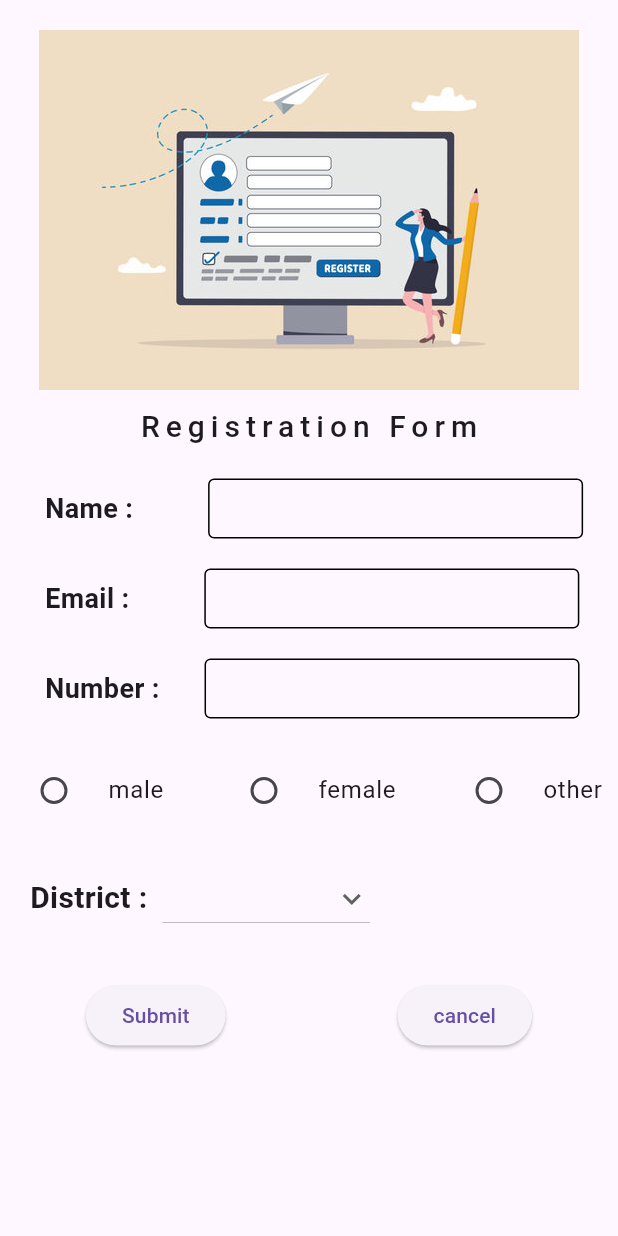
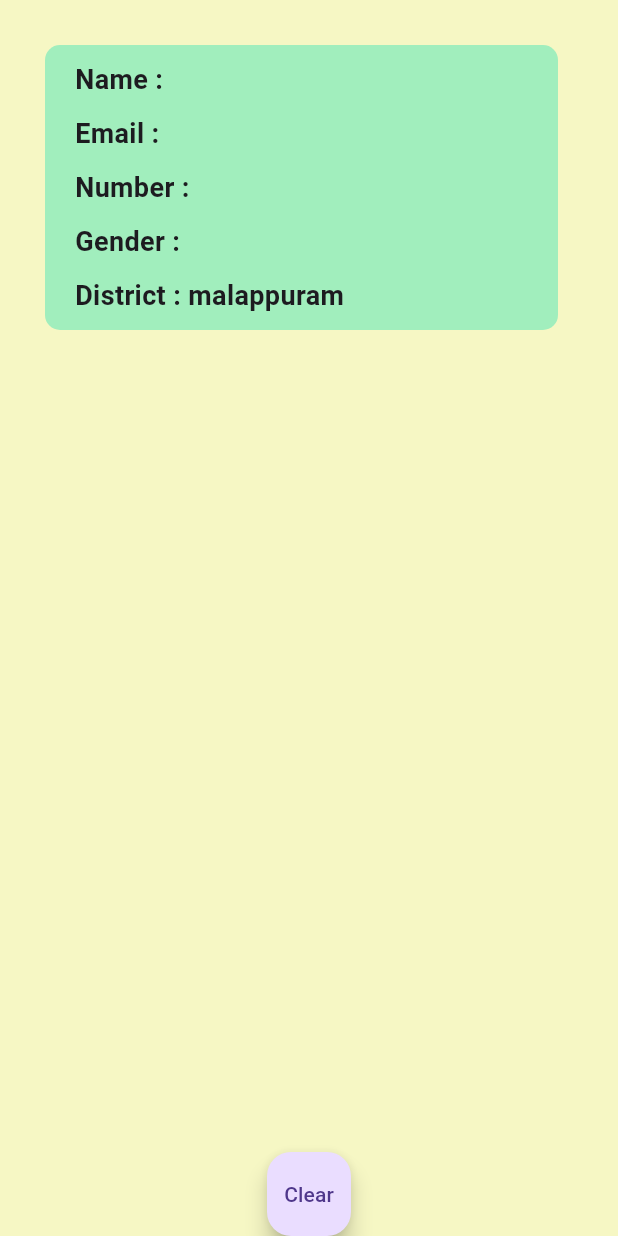
Before and after one commit to Fuaad81/regitstration_form, a Flutter app: the screen it shows after launch, after a tap on "Submit", on a phone screen of 412 x 824 dp. Run offline on Flutter 3.47's test engine with Material 3 defaults, Android fonts, the phone set to English and light mode, and no system bars.

Commit message:
ragistration_form

```diff
--- /dev/null
+++ b/lib/details.dart
@@ -0,0 +1,143 @@
+// ignore_for_file: prefer_const_constructors, prefer_const_literals_to_create_immutables, must_be_immutable
+
+import 'package:flutter/material.dart';
+
+class Person extends StatefulWidget {
+  List users;
+  Person({super.key, required this.users});
+
+  @override
+  State<Person> createState() => _PersonState();
+}
+
+class _PersonState extends State<Person> {
+  @override
+  Widget build(BuildContext context) {
+    return Scaffold(
+      backgroundColor:  Color.fromARGB(255,246, 247, 196),
+      body: SafeArea(
+        child: Column(children: [
+          Expanded(
+            child: ListView.builder(
+              itemCount: widget.users.length,
+              itemBuilder: (context, index) {
+                return Padding(
+                  padding: const EdgeInsets.only(left: 30, right: 40, top: 30),
+                  child: Container(
+                    width: 250,
+                    height: 190,
+                    decoration: BoxDecoration(
+                      borderRadius: BorderRadius.circular(10),
+                      color: Color.fromARGB(255, 161, 238, 189),
+                    ),
+                    child: Column(
+                      crossAxisAlignment: CrossAxisAlignment.start,
+                      children: [
+                        Padding(
+                          padding: const EdgeInsets.only(left: 20, top: 10),
+                          child: Row(
+                            children: [
+                              Text(
+                                'Name : ',
+                                style: TextStyle(
+                                    fontSize: 18, fontWeight: FontWeight.bold),
+                              ),
+                              Text(
+                                widget.users[index]['name'],
+                                style: TextStyle(
+                                    fontSize: 18, fontWeight: FontWeight.bold),
+                              )
+                            ],
+                          ),
+                        ),
+                        Padding(
+                          padding: const EdgeInsets.only(left: 20, top: 10),
+                          child: Row(
+                            children: [
+                              Text(
+                                'Email : ',
+                                style: TextStyle(
+                                    fontSize: 18, fontWeight: FontWeight.bold),
+                              ),
+                              Text(
+                                widget.users[index]['email'],
+                                style: TextStyle(
+                                    fontSize: 18, fontWeight: FontWeight.bold),
+                              )
+                            ],
+                          ),
+                        ),
+                        Padding(
+                          padding: const EdgeInsets.only(left: 20, top: 10),
+                          child: Row(
+                            children: [
+                              Text(
+                                'Number : ',
+                                style: TextStyle(
+                                    fontSize: 18, fontWeight: FontWeight.bold),
+                              ),
+                              Text(
+                                widget.users[index]['number'],
+                                style: TextStyle(
+                                    fontSize: 18, fontWeight: FontWeight.bold),
+                              )
+                            ],
+                          ),
+                        ),
+                        Padding(
+                          padding: const EdgeInsets.only(left: 20, top: 10),
+                          child: Row(
+                            children: [
+                              Text(
+                                'Gender : ',
+                                style: TextStyle(
+                                    fontSize: 18, fontWeight: FontWeight.bold),
+                              ),
+                              Text(
+                                widget.users[index]['gender'],
+                                style: TextStyle(
+                                    fontSize: 18, fontWeight: FontWeight.bold),
+                              )
+                            ],
+                          ),
+                        ),
+                        Padding(
+                          padding: const EdgeInsets.only(left: 20, top: 10),
+                          child: Row(
+                            children: [
+                              Text(
+                                'District : ',
+                                style: TextStyle(
+                                    fontSize: 18, fontWeight: FontWeight.bold),
+                              ),
+                              Text(
+                                widget.users[index]['district'],
+                                style: TextStyle(
+                                    fontSize: 18, fontWeight: FontWeight.bold),
+                              )
+                            ],
+                          ),
+                        ),
+                      ],
+                    ),
+                  ),
+                );
+              },
+            ),
+          ),
+          Row(
+            mainAxisAlignment: MainAxisAlignment.center,
+            children: [
+              FloatingActionButton(
+                onPressed: () {
+                  widget.users.clear();
+                },
+                child: Text('Clear'),
+              ),
+            ],
+          )
+        ]),
+      ),
+    );
+  }
+}
--- a/lib/home.dart
+++ b/lib/home.dart
@@ -1,6 +1,7 @@
 // ignore_for_file: prefer_const_constructors, prefer_const_literals_to_create_immutables, avoid_print
 
 import 'package:flutter/material.dart';
+import 'package:register_form/details.dart';
 
 class Register extends StatefulWidget {
   const Register({super.key});
@@ -11,7 +12,7 @@ class Register extends StatefulWidget {
 
 class _RegisterState extends State<Register> {
 
-String dropvalue = 'select';
+String? dropdownvalue = 'malappuram';
 
   var district = [
     'malappuram',
@@ -20,6 +21,7 @@ String dropvalue = 'select';
     'kollam',
     'kotayam'
   ];
+  List l = [];
   var name = TextEditingController();
   var email = TextEditingController();
   var num = TextEditingController();
@@ -181,22 +183,24 @@ String dropvalue = 'select';
                 ),
                 Padding(
                   padding: const EdgeInsets.only(left: 10,top: 20),
+                  child: SizedBox(
+                    height: 50,
+                    width: 200,
                     child: DropdownButton(
+                      value: dropdownvalue,
                       icon: Icon(Icons.keyboard_arrow_down),
-                    value: dropvalue,
                       items: district.map((String district) {
                         return DropdownMenuItem(
                           value: district,
-                        child: Text(district,style: TextStyle(
-                          fontSize: 20,
-                          fontWeight: FontWeight.bold
-                        ),));
+                          child: Text(district));
                       }).toList(),
+
                       onChanged: (String? newValue){
                         setState(() {
-                        dropvalue = newValue!;
+                          dropdownvalue = newValue;
                         });
                       }),
+                  ),
                 )
               ],
             ),
@@ -207,10 +211,18 @@ String dropvalue = 'select';
                 children: [
                   ElevatedButton(
                       onPressed: () {
-                        print(name.text);
-                        print(email.text);
-                        print(num.text);
-                        print(gender);
+                        l.add({
+                          'name' : name.text,
+                          'email': email.text,
+                          'number' : num.text,
+                          'gender' : gender,
+                          'district' : dropdownvalue
+                        });
+                        Navigator.push(
+                          context, MaterialPageRoute(
+                            builder: (context) => Person(
+                              users : l
+                            ),));
                       },
                       child: Text('Submit')),
                   ElevatedButton(
@@ -218,7 +230,10 @@ String dropvalue = 'select';
                         name.clear();
                         email.clear();
                         num.clear();
-
+                        setState(() {
+                          gender="";
+                          dropdownvalue = 'malappuram';
+                        });
                       },
                       child: Text('cancel'))
                 ],
```
Lines whose indentation alone changed are shown as unchanged.
